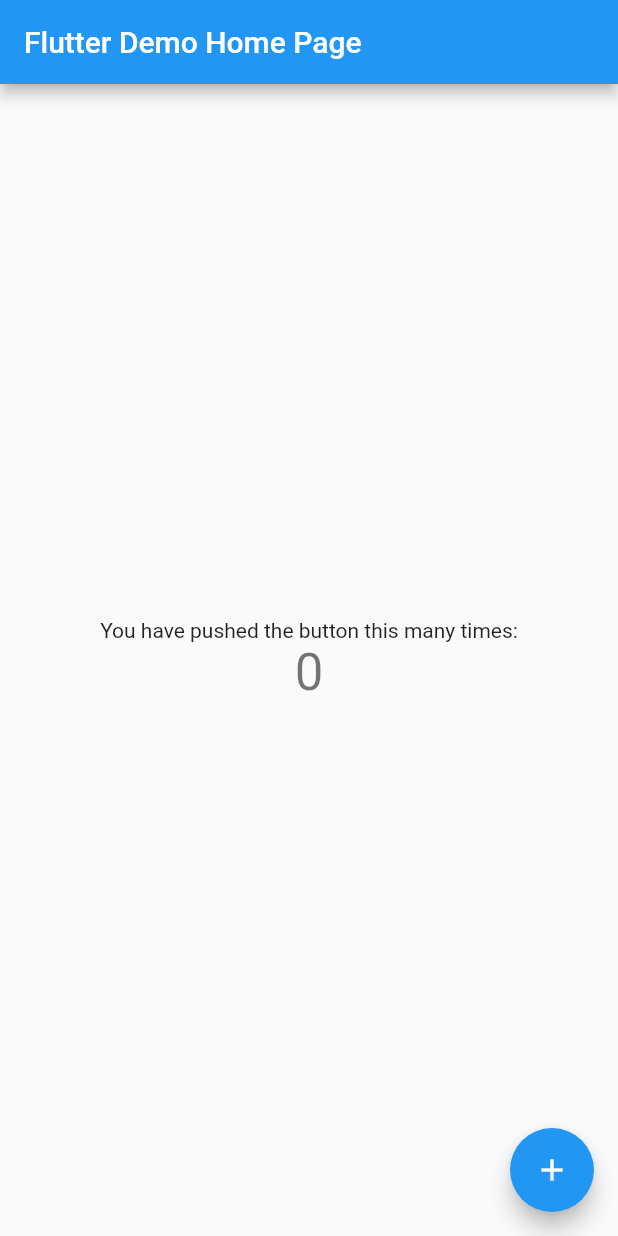
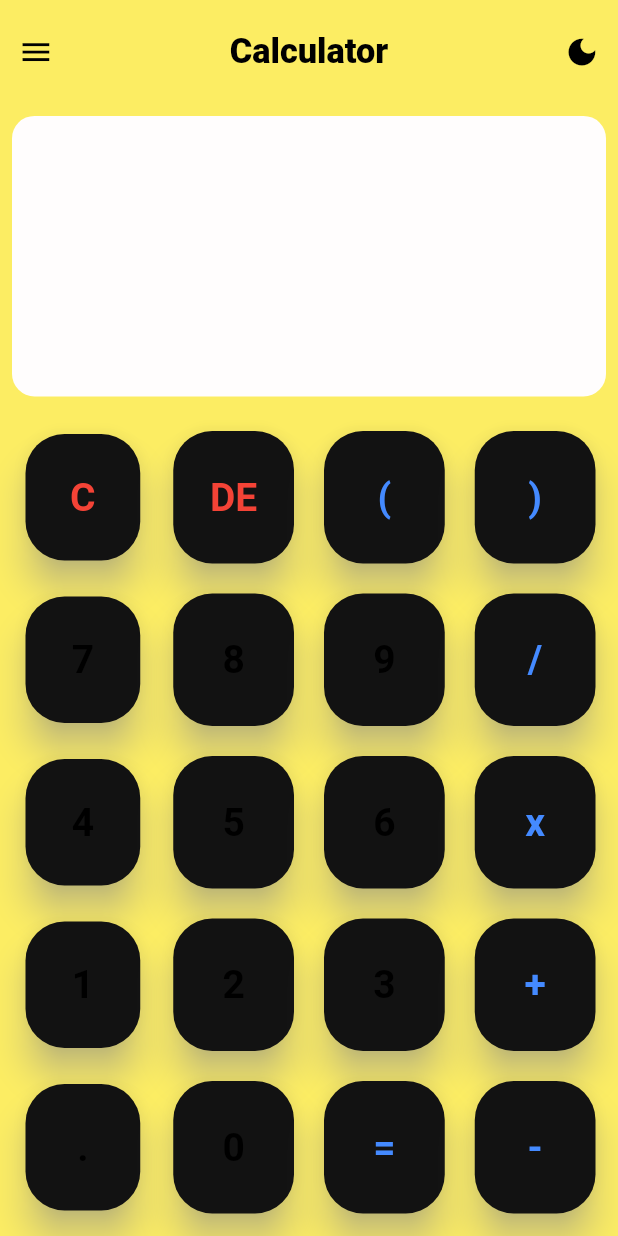
Before and after one commit to kevininfant/calculator, a Flutter app: the screen it shows after launch, on a phone screen of 412 x 824 dp. Run offline on Flutter 3.47's test engine with Material 2 defaults, Android fonts, the phone set to English and light mode, and no system bars; our stand-ins replace flutter_screenutil, math_expressions.

Commit message:
app completed

```diff
--- a/lib/main.dart
+++ b/lib/main.dart
@@ -1,6 +1,15 @@
+import 'package:calculator/screen/calculator_screen.dart';
+import 'package:calculator/utils/theme_provider.dart';
 import 'package:flutter/material.dart';
+import 'package:flutter/services.dart';
+import 'package:flutter_screenutil/flutter_screenutil.dart';
+import 'package:provider/provider.dart';
 
 void main() {
+    WidgetsFlutterBinding.ensureInitialized();
+  SystemChrome.setPreferredOrientations(
+    [DeviceOrientation.portraitUp, DeviceOrientation.portraitDown],
+  );
   runApp(const MyApp());
 }
 
@@ -10,106 +19,28 @@ class MyApp extends StatelessWidget {
   // This widget is the root of your application.
   @override
   Widget build(BuildContext context) {
-    return MaterialApp(
-      title: 'Flutter Demo',
-      theme: ThemeData(
-        // This is the theme of your application.
-        //
-        // Try running your application with "flutter run". You'll see the
-        // application has a blue toolbar. Then, without quitting the app, try
-        // changing the primarySwatch below to Colors.green and then invoke
-        // "hot reload" (press "r" in the console where you ran "flutter run",
-        // or simply save your changes to "hot reload" in a Flutter IDE).
-        // Notice that the counter didn't reset back to zero; the application
-        // is not restarted.
-        primarySwatch: Colors.blue,
-      ),
-      home: const MyHomePage(title: 'Flutter Demo Home Page'),
-    );
+  return MultiProvider(
+    providers: [
+         ChangeNotifierProvider.value(
+          value: ThemeProvider(),
+        ),
+    ],
+    child: Consumer<ThemeProvider>(
+            builder: (context, theme, _) => ScreenUtilInit(
+            designSize: const Size(360, 690),
+            minTextAdapt: true,
+            splitScreenMode: true,
+       builder: (BuildContext context,child) {
+         return MaterialApp(
+              debugShowCheckedModeBanner: false,
+              title: 'Calculator',
+              themeMode: theme.themeMode,
+              theme: MyThemes.lightTheme,
+              darkTheme: MyThemes.darkTheme,
+              home:CalculatorMainScreen() ,
+            ); },
+          )),
+  );
+      }
+
   }
-}
-
-class MyHomePage extends StatefulWidget {
-  const MyHomePage({Key? key, required this.title}) : super(key: key);
-
-  // This widget is the home page of your application. It is stateful, meaning
-  // that it has a State object (defined below) that contains fields that affect
-  // how it looks.
-
-  // This class is the configuration for the state. It holds the values (in this
-  // case the title) provided by the parent (in this case the App widget) and
-  // used by the build method of the State. Fields in a Widget subclass are
-  // always marked "final".
-
-  final String title;
-
-  @override
-  State<MyHomePage> createState() => _MyHomePageState();
-}
-
-class _MyHomePageState extends State<MyHomePage> {
-  int _counter = 0;
-
-  void _incrementCounter() {
-    setState(() {
-      // This call to setState tells the Flutter framework that something has
-      // changed in this State, which causes it to rerun the build method below
-      // so that the display can reflect the updated values. If we changed
-      // _counter without calling setState(), then the build method would not be
-      // called again, and so nothing would appear to happen.
-      _counter++;
-    });
-  }
-
-  @override
-  Widget build(BuildContext context) {
-    // This method is rerun every time setState is called, for instance as done
-    // by the _incrementCounter method above.
-    //
-    // The Flutter framework has been optimized to make rerunning build methods
-    // fast, so that you can just rebuild anything that needs updating rather
-    // than having to individually change instances of widgets.
-    return Scaffold(
-      appBar: AppBar(
-        // Here we take the value from the MyHomePage object that was created by
-        // the App.build method, and use it to set our appbar title.
-        title: Text(widget.title),
-      ),
-      body: Center(
-        // Center is a layout widget. It takes a single child and positions it
-        // in the middle of the parent.
-        child: Column(
-          // Column is also a layout widget. It takes a list of children and
-          // arranges them vertically. By default, it sizes itself to fit its
-          // children horizontally, and tries to be as tall as its parent.
-          //
-          // Invoke "debug painting" (press "p" in the console, choose the
-          // "Toggle Debug Paint" action from the Flutter Inspector in Android
-          // Studio, or the "Toggle Debug Paint" command in Visual Studio Code)
-          // to see the wireframe for each widget.
-          //
-          // Column has various properties to control how it sizes itself and
-          // how it positions its children. Here we use mainAxisAlignment to
-          // center the children vertically; the main axis here is the vertical
-          // axis because Columns are vertical (the cross axis would be
-          // horizontal).
-          mainAxisAlignment: MainAxisAlignment.center,
-          children: <Widget>[
-            const Text(
-              'You have pushed the button this many times:',
-            ),
-            Text(
-              '$_counter',
-              style: Theme.of(context).textTheme.headline4,
-            ),
-          ],
-        ),
-      ),
-      floatingActionButton: FloatingActionButton(
-        onPressed: _incrementCounter,
-        tooltip: 'Increment',
-        child: const Icon(Icons.add),
-      ), // This trailing comma makes auto-formatting nicer for build methods.
-    );
-  }
-}
--- /dev/null
+++ b/lib/screen/calculator_screen.dart
@@ -0,0 +1,266 @@
+import 'package:flutter/material.dart';
+import 'package:flutter_screenutil/flutter_screenutil.dart';
+import 'package:math_expressions/math_expressions.dart';
+import 'package:provider/provider.dart';
+
+import '../utils/theme_provider.dart';
+
+class CalculatorMainScreen extends StatefulWidget {
+  State<CalculatorMainScreen> createState() => _CalculatorMainScreenState();
+}
+
+class _CalculatorMainScreenState extends State<CalculatorMainScreen> {
+  @override
+
+  //  Empty Veriable to store datas
+
+  String inputValue = '';
+  String result = '';
+  bool? isDarkMode;
+
+  Widget build(BuildContext context) {
+    final themeProvider = Provider.of<ThemeProvider>(context);
+    isDarkMode = themeProvider.isDarkMode;
+    return Scaffold(
+      backgroundColor: Theme.of(context).scaffoldBackgroundColor,
+      // backgroundColor: Colors.amber,
+      body: SafeArea(
+        child: Column(
+          children: [
+            SizedBox(
+              height: 58.h,
+              child: Row(
+                mainAxisAlignment: MainAxisAlignment.spaceBetween,
+                children: [
+                  IconButton(
+                      onPressed: () {},
+                      icon: Icon(
+                        Icons.menu_sharp,
+                        color: Theme.of(context).primaryColor,
+                        size: 20.h,
+                      )),
+                  Text(
+                    "Calculator",
+                    style: TextStyle(
+                        color: Theme.of(context).primaryColor,
+                        fontSize: 20.sp,
+                        fontWeight: FontWeight.w800),
+                  ),
+                  IconButton(
+                      onPressed: () {
+                        isDarkMode = !isDarkMode!;
+                        themeProvider.toggleTheme(isDarkMode!);
+                      },
+                      icon: Icon(
+                         themeProvider.isDarkMode ?
+                        Icons.wb_sunny: Icons.dark_mode ,
+                        color: Theme.of(context).primaryColor,
+                        size: 20.h,
+                      ))
+                ],
+              ),
+            ),
+            Container(
+              height: 170.h,
+              padding: const EdgeInsets.all(8.0),
+              child: Container(
+                width: double.infinity,
+                padding: EdgeInsets.symmetric(horizontal: 10),
+                decoration: BoxDecoration(
+                    color: Theme.of(context).cardColor,
+                    borderRadius: BorderRadius.circular(15)),
+                child: _getTexts(),
+              ),
+            ),
+            Expanded(
+              flex: 70,
+              child: Container(
+                  padding: EdgeInsets.all(5),
+                  decoration: BoxDecoration(
+                    color: Colors.transparent,
+                  ),
+                  child: Column(
+                    children: [
+                      _getButtons('C', 'DE', '(', ')'),
+                      _getButtons('7', '8', '9', '/'),
+                      _getButtons('4', '5', '6', 'x'),
+                      _getButtons('1', '2', '3', '+'),
+                      _getButtons('.', '0', '=', '-'),
+                    ],
+                  )),
+            ),
+          ],
+        ),
+      ),
+    );
+  }
+
+  Widget _getTexts() {
+    return Column(
+      crossAxisAlignment: CrossAxisAlignment.end,
+      mainAxisAlignment: MainAxisAlignment.center,
+      children: [
+        Text(
+          inputValue,
+          style: TextStyle(color: Theme.of(context).primaryColor, fontSize: 30),
+        ),
+        SizedBox(height: 10),
+        Text(
+          result,
+          style: TextStyle(
+              color: Theme.of(context).primaryColor, fontSize: 40, fontWeight: FontWeight.bold),
+        ),
+      ],
+    );
+  }
+
+  Widget _getButtons(String t1, String t2, String t3, String t4) {
+    return Expanded(
+      child: Row(
+        crossAxisAlignment: CrossAxisAlignment.stretch,
+        children: [
+          Expanded(
+            child: Padding(
+              padding: EdgeInsets.all(12),
+              child: TextButton(
+                onPressed: () => Calculate(t1),
+                child: Text(t1),
+                style: TextButton.styleFrom(
+                  backgroundColor:  Theme.of(context).backgroundColor,
+                  shadowColor: Color.fromARGB(255, 201, 201, 201),
+                  elevation: 10,
+                  primary: getTextColor(t1),
+                  shape: RoundedRectangleBorder(
+                    borderRadius: BorderRadius.circular(26),
+                  ),
+                  textStyle: TextStyle(
+                    fontSize: 26,
+                    fontWeight: FontWeight.bold,
+                  ),
+                ),
+              ),
+            ),
+          ),
+          Expanded(
+            child: Padding(
+              padding: EdgeInsets.all(10),
+              child: TextButton(
+                onPressed: () => Calculate(t2),
+                child: Text(t2),
+                style: TextButton.styleFrom(
+                  backgroundColor: Theme.of(context).backgroundColor,
+                  shadowColor: Color.fromARGB(255, 201, 201, 201),
+                  elevation: 10,
+                  primary: getTextColor(t2),
+                  shape: RoundedRectangleBorder(
+                    borderRadius: BorderRadius.circular(26),
+                  ),
+                  textStyle: TextStyle(
+                    fontSize: 26,
+                    fontWeight: FontWeight.bold,
+                  ),
+                ),
+              ),
+            ),
+          ),
+          Expanded(
+            child: Padding(
+              padding: EdgeInsets.all(10),
+              child: TextButton(
+                onPressed: () => Calculate(t3),
+                child: Text(t3),
+                style: TextButton.styleFrom(
+                  backgroundColor: Theme.of(context).backgroundColor,
+                  shadowColor: Color.fromARGB(255, 201, 201, 201),
+                  elevation: 10,
+                  primary: getTextColor(t3),
+                  shape: RoundedRectangleBorder(
+                    borderRadius: BorderRadius.circular(26),
+                  ),
+                  textStyle: TextStyle(
+                    fontSize: 26,
+                    fontWeight: FontWeight.bold,
+                  ),
+                ),
+              ),
+            ),
+          ),
+          Expanded(
+            child: Padding(
+              padding: EdgeInsets.all(10),
+              child: TextButton(
+                onPressed: () => Calculate(t4),
+                child: Text(t4),
+                style: TextButton.styleFrom(
+                  backgroundColor: Theme.of(context).backgroundColor,
+                  shadowColor: Color.fromARGB(255, 201, 201, 201),
+                  elevation: 10,
+                  primary: getTextColor(t4),
+                  shape: RoundedRectangleBorder(
+                    borderRadius: BorderRadius.circular(26),
+                  ),
+                  textStyle: TextStyle(
+                    fontSize: 26,
+                    fontWeight: FontWeight.bold,
+                  ),
+                ),
+              ),
+            ),
+          ),
+        ],
+      ),
+    );
+  }
+
+  Color getTextColor(String x) {
+    List<String> numbers = [
+      '0',
+      '1',
+      '2',
+      '3',
+      '4',
+      '5',
+      '6',
+      '7',
+      '8',
+      '9',
+      '.'
+    ];
+    List<String> operatos = ['(', ')', '/', 'x', '+', '-', '='];
+    List<String> clears = ['C', 'DE'];
+
+    if (numbers.contains(x)) {
+      return Theme.of(context).primaryColor;
+    } else if (operatos.contains(x)) {
+      return Colors.blueAccent;
+    } else if (clears.contains(x)) {
+      return Colors.red;
+    }
+
+    return Theme.of(context).primaryColor;
+  }
+
+  void Calculate(String x) {
+    setState(() {
+      List<String> clearsResult = ['C', 'DE', '='];
+
+      if (!clearsResult.contains(x) && result != '') {
+        inputValue = result;
+        result = '';
+        inputValue += x;
+      } else if (!clearsResult.contains(x)) {
+        inputValue += x;
+      } else if (x == 'DE') {
+        inputValue = inputValue.substring(0, inputValue.length - 1);
+      } else if (x == 'C') {
+        inputValue = '';
+        result = '';
+      } else {
+        Parser parser = Parser();
+        Expression e = parser.parse(inputValue.replaceAll('x', '*'));
+        ContextModel cm = ContextModel();
+        result = e.evaluate(EvaluationType.REAL, cm).toString();
+      }
+    });
+  }
+}
--- /dev/null
+++ b/lib/utils/theme_provider.dart
@@ -0,0 +1,33 @@
+import 'package:flutter/material.dart';
+
+class ThemeProvider extends ChangeNotifier {
+  ThemeMode themeMode = ThemeMode.light;
+
+  bool get isDarkMode => themeMode == ThemeMode.dark;
+
+  void toggleTheme(bool isOn) {
+    themeMode = isOn ? ThemeMode.dark : ThemeMode.light;
+    notifyListeners();
+  }
+}
+
+class MyThemes {
+  static final darkTheme = ThemeData(
+    scaffoldBackgroundColor:Color(0xff2B2B2B),
+    backgroundColor: Color(0xff2B2B2B),
+    cardColor: Color(0xff3B3B3B),
+    focusColor: Colors.red,
+    primaryColor: Colors.white,
+     colorScheme: ColorScheme.light(),
+  );
+
+  static final lightTheme   = ThemeData(
+    scaffoldBackgroundColor: Color.fromARGB(255, 252, 237, 99),
+    backgroundColor: Colors.yellow,
+    primaryColor: Colors.black,
+    cardColor: Color.fromARGB(255, 255, 253, 253),
+    focusColor: Colors.blue,
+     colorScheme: ColorScheme.dark(),
+
+  );
+}
--- a/pubspec.yaml
+++ b/pubspec.yaml
@@ -34,6 +34,10 @@ dependencies:
   # The following adds the Cupertino Icons font to your application.
   # Use with the CupertinoIcons class for iOS style icons.
   cupertino_icons: ^1.0.2
+  math_expressions: ^2.3.1
+  flutter_screenutil: ^5.5.3+2
+  provider: ^6.0.3
+  shared_preferences: ^2.0.15
 
 dev_dependencies:
   flutter_test:
```
Also changed, not shown: pubspec.lock, 6 other files.
